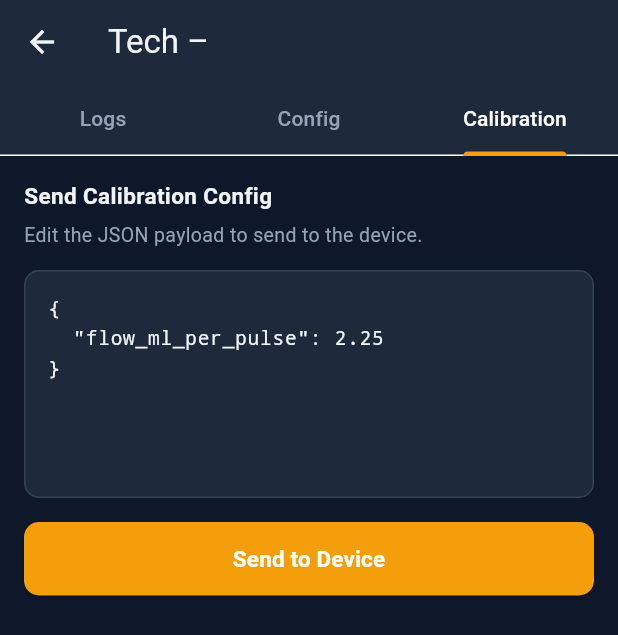
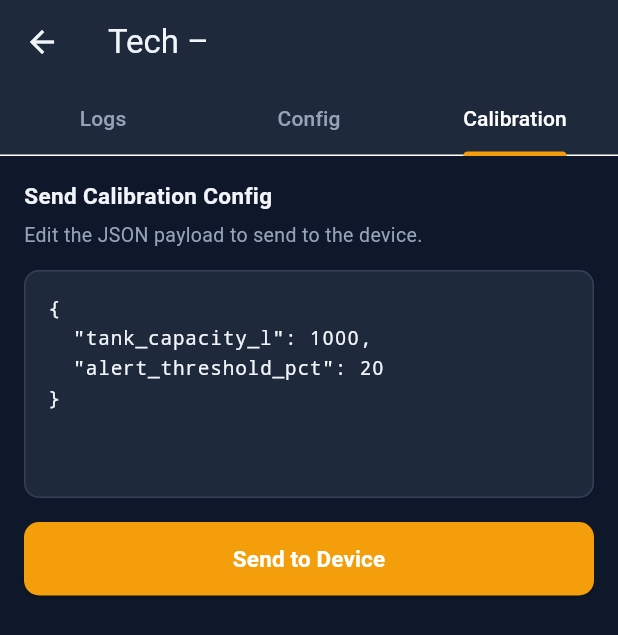
Before and after one commit to MouNir9944/IOT-FUEL-LEVEL, a Flutter app: the TechnicianLogsScreen screen opened directly with empty values, tab 3 chosen, on a phone screen of 412 x 824 dp. Shown: the top 635 px of the screen. Run offline on Flutter 3.47's test engine with Material 3 defaults, Android fonts, the phone set to English and light mode, and no system bars; our stand-ins replace dio, file_picker, flutter_secure_storage, socket_io_client; missing offline and left inert: mobile_scanner; accounts and stored records are empty; network calls fail.

Commit message:
Fix Flutter compile error in technician_logs_screen.dart
Update _loadConfig() to use new Telemetry field names:
  valveState   → pumpState
  flowRateLpm  → fuelLevelPct
  flowTotalL   → fuelVolumeL
Also add temperatureC and alertThresholdPct to the config snapshot,
and update the calibration default JSON to fuel-level parameters.

Co-Authored-By: Claude Sonnet 4.6 <noreply@anthropic.com>

```diff
--- a/mobile/lib/screens/technician_logs_screen.dart
+++ b/mobile/lib/screens/technician_logs_screen.dart
@@ -27,7 +27,7 @@ class _TechnicianLogsScreenState extends State<TechnicianLogsScreen>
   final List<_LogEntry> _logs = [];
   Map<String, dynamic>? _config;
   final _calibCtrl = TextEditingController(
-      text: '{\n  "flow_ml_per_pulse": 2.25\n}');
+      text: '{\n  "tank_capacity_l": 1000,\n  "alert_threshold_pct": 20\n}');
   bool _sending = false;
 
   @override
@@ -55,10 +55,12 @@ class _TechnicianLogsScreenState extends State<TechnicianLogsScreen>
       if (mounted && d.lastTelemetry != null) {
         setState(() {
           _config = {
-            'valve_state':   d.lastTelemetry!.valveState,
-            'flow_rate_lpm': d.lastTelemetry!.flowRateLpm,
-            'flow_total_l':  d.lastTelemetry!.flowTotalL,
-            'control_mode':  d.lastTelemetry!.controlMode,
+            'fuel_level_pct':      d.lastTelemetry!.fuelLevelPct,
+            'fuel_volume_l':       d.lastTelemetry!.fuelVolumeL,
+            'pump_state':          d.lastTelemetry!.pumpState,
+            'temperature_c':       d.lastTelemetry!.temperatureC,
+            'alert_threshold_pct': d.lastTelemetry!.alertThresholdPct,
+            'control_mode':        d.lastTelemetry!.controlMode,
           };
         });
       }
```
